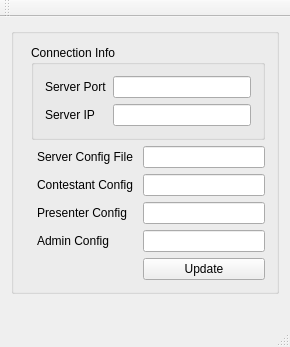
This is src/config_editor/server_editor.ui in trigger-happy/Cerberus as Qt 5 draws it before an edit. The edited form follows.
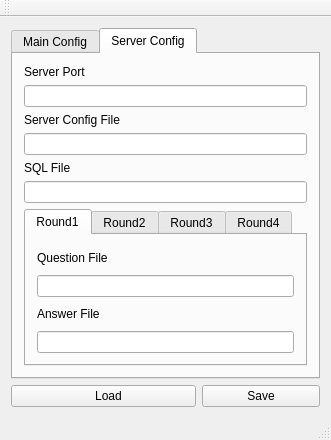
This is the edited form. The open tabs and pages were chosen to show the change.

Commit message: Edited UI. Added more components base on Jim's specs

Patch:
```diff
--- a/src/config_editor/server_editor.ui
+++ b/src/config_editor/server_editor.ui
@@ -6,114 +6,283 @@
    <rect>
     <x>0</x>
     <y>0</y>
-    <width>290</width>
-    <height>322</height>
+    <width>331</width>
+    <height>421</height>
    </rect>
   </property>
   <property name="windowTitle">
    <string>MainWindow</string>
   </property>
   <widget class="QWidget" name="centralWidget">
-   <layout class="QGridLayout" name="gridLayout_3">
-    <item row="0" column="0">
+   <layout class="QFormLayout" name="formLayout_3">
+    <property name="fieldGrowthPolicy">
+     <enum>QFormLayout::AllNonFixedFieldsGrow</enum>
+    </property>
+    <item row="0" column="0" colspan="2">
+     <widget class="QTabWidget" name="tabWidget">
+      <property name="currentIndex">
+       <number>0</number>
+      </property>
+      <widget class="QWidget" name="tab">
+       <attribute name="title">
+        <string>Main Config</string>
+       </attribute>
+       <layout class="QFormLayout" name="formLayout">
+        <item row="1" column="0" colspan="2">
+         <widget class="QLabel" name="error">
+          <property name="enabled">
+           <bool>true</bool>
+          </property>
+          <property name="text">
+           <string/>
+          </property>
+         </widget>
+        </item>
+        <item row="0" column="0" colspan="2">
      <widget class="QGroupBox" name="groupBox_2">
       <property name="title">
        <string/>
       </property>
-      <layout class="QGridLayout" name="gridLayout_2">
+          <layout class="QFormLayout" name="formLayout_2">
+           <property name="fieldGrowthPolicy">
+            <enum>QFormLayout::AllNonFixedFieldsGrow</enum>
+           </property>
+           <item row="0" column="0" colspan="2">
+            <widget class="QGroupBox" name="groupBox">
+             <property name="title">
+              <string>Connection Info</string>
+             </property>
+             <layout class="QGridLayout" name="gridLayout">
+              <item row="1" column="0">
+               <widget class="QLabel" name="label">
+                <property name="text">
+                 <string>Server Port</string>
+                </property>
+               </widget>
+              </item>
        <item row="2" column="0">
+               <widget class="QLabel" name="label_2">
+                <property name="text">
+                 <string>Server IP</string>
+                </property>
+               </widget>
+              </item>
+              <item row="2" column="1">
+               <widget class="QLineEdit" name="serverIP"/>
+              </item>
+              <item row="1" column="1">
+               <widget class="QLineEdit" name="serverPort1"/>
+              </item>
+             </layout>
+            </widget>
+           </item>
+           <item row="1" column="0" colspan="2">
         <widget class="Line" name="line">
          <property name="orientation">
           <enum>Qt::Horizontal</enum>
          </property>
         </widget>
        </item>
-       <item row="4" column="2">
-        <widget class="QLabel" name="label_3">
-         <property name="text">
-          <string>Server Config File</string>
-         </property>
-        </widget>
-       </item>
-       <item row="4" column="3">
-        <widget class="QLineEdit" name="serverConf"/>
-       </item>
-       <item row="9" column="3">
-        <widget class="QPushButton" name="pushButton">
-         <property name="text">
-          <string>Update</string>
-         </property>
-        </widget>
-       </item>
-       <item row="5" column="2">
+           <item row="2" column="0">
         <widget class="QLabel" name="label_4">
          <property name="text">
           <string>Contestant Config </string>
          </property>
         </widget>
        </item>
-       <item row="5" column="3">
+           <item row="3" column="0" colspan="2">
         <widget class="QLineEdit" name="constConf"/>
        </item>
-       <item row="7" column="2">
+           <item row="4" column="0">
         <widget class="QLabel" name="label_5">
          <property name="text">
           <string>Presenter Config</string>
          </property>
         </widget>
        </item>
-       <item row="7" column="3">
+           <item row="5" column="0" colspan="2">
         <widget class="QLineEdit" name="presenterConf"/>
        </item>
-       <item row="8" column="2">
+           <item row="6" column="0">
         <widget class="QLabel" name="label_6">
          <property name="text">
           <string>Admin Config</string>
          </property>
         </widget>
        </item>
-       <item row="8" column="3">
+           <item row="7" column="0" colspan="2">
         <widget class="QLineEdit" name="adminConf"/>
        </item>
-       <item row="2" column="1" rowspan="2" colspan="3">
-        <widget class="QGroupBox" name="groupBox">
-         <property name="title">
-          <string>Connection Info</string>
-         </property>
-         <layout class="QGridLayout" name="gridLayout">
-          <item row="1" column="0">
-           <widget class="QLabel" name="label">
+          </layout>
+         </widget>
+        </item>
+       </layout>
+      </widget>
+      <widget class="QWidget" name="tab_2">
+       <attribute name="title">
+        <string>Server Config</string>
+       </attribute>
+       <layout class="QVBoxLayout" name="verticalLayout_5">
+        <item>
+         <widget class="QLabel" name="label_16">
             <property name="text">
              <string>Server Port</string>
             </property>
            </widget>
           </item>
-          <item row="2" column="0">
-           <widget class="QLabel" name="label_2">
+        <item>
+         <widget class="QLineEdit" name="serverPort2"/>
+        </item>
+        <item>
+         <widget class="QLabel" name="label_3">
             <property name="text">
-             <string>Server IP</string>
+           <string>Server Config File</string>
             </property>
            </widget>
           </item>
-          <item row="2" column="1">
-           <widget class="QLineEdit" name="serverIP"/>
+        <item>
+         <widget class="QLineEdit" name="serverConf"/>
+        </item>
+        <item>
+         <widget class="QLabel" name="label_15">
+          <property name="text">
+           <string>SQL File</string>
+          </property>
+         </widget>
+        </item>
+        <item>
+         <widget class="QLineEdit" name="lineEdit"/>
+        </item>
+        <item>
+         <widget class="QTabWidget" name="tabWidget_2">
+          <property name="currentIndex">
+           <number>0</number>
+          </property>
+          <widget class="QWidget" name="tab_4">
+           <attribute name="title">
+            <string>Round1</string>
+           </attribute>
+           <layout class="QVBoxLayout" name="verticalLayout">
+            <item>
+             <widget class="QLabel" name="label_7">
+              <property name="text">
+               <string>Question File</string>
+              </property>
+             </widget>
+            </item>
+            <item>
+             <widget class="QLineEdit" name="q_rnd1"/>
+            </item>
+            <item>
+             <widget class="QLabel" name="label_8">
+              <property name="text">
+               <string>Answer File</string>
+              </property>
+             </widget>
+            </item>
+            <item>
+             <widget class="QLineEdit" name="a_rnd1"/>
+            </item>
+           </layout>
+          </widget>
+          <widget class="QWidget" name="tab_3">
+           <attribute name="title">
+            <string>Round2</string>
+           </attribute>
+           <layout class="QVBoxLayout" name="verticalLayout_4">
+            <item>
+             <widget class="QLabel" name="label_10">
+              <property name="text">
+               <string>Question File</string>
+              </property>
+             </widget>
+            </item>
+            <item>
+             <widget class="QLineEdit" name="q_rnd2"/>
+            </item>
+            <item>
+             <widget class="QLabel" name="label_9">
+              <property name="text">
+               <string>Answer File</string>
+              </property>
+             </widget>
+            </item>
+            <item>
+             <widget class="QLineEdit" name="a_rnd2"/>
+            </item>
+           </layout>
+          </widget>
+          <widget class="QWidget" name="tab_6">
+           <attribute name="title">
+            <string>Round3</string>
+           </attribute>
+           <layout class="QVBoxLayout" name="verticalLayout_3">
+            <item>
+             <widget class="QLabel" name="label_12">
+              <property name="text">
+               <string>Question File</string>
+              </property>
+             </widget>
+            </item>
+            <item>
+             <widget class="QLineEdit" name="q_rnd3"/>
+            </item>
+            <item>
+             <widget class="QLabel" name="label_11">
+              <property name="text">
+               <string>Answer File</string>
+              </property>
+             </widget>
+            </item>
+            <item>
+             <widget class="QLineEdit" name="a_rnd3"/>
+            </item>
+           </layout>
+          </widget>
+          <widget class="QWidget" name="tab_5">
+           <attribute name="title">
+            <string>Round4</string>
+           </attribute>
+           <layout class="QVBoxLayout" name="verticalLayout_2">
+            <item>
+             <widget class="QLabel" name="label_14">
+              <property name="text">
+               <string>Question File</string>
+              </property>
+             </widget>
+            </item>
+            <item>
+             <widget class="QLineEdit" name="q_rnd4"/>
+            </item>
+            <item>
+             <widget class="QLabel" name="label_13">
+              <property name="text">
+               <string>Answer File</string>
+              </property>
+             </widget>
+            </item>
+            <item>
+             <widget class="QLineEdit" name="a_rnd4"/>
+            </item>
+           </layout>
+          </widget>
+         </widget>
+        </item>
+       </layout>
+      </widget>
+     </widget>
+    </item>
+    <item row="1" column="0">
+     <widget class="QPushButton" name="load">
+      <property name="text">
+       <string>                        Load                     </string>
+      </property>
+     </widget>
           </item>
           <item row="1" column="1">
-           <widget class="QLineEdit" name="serverPort"/>
-          </item>
-         </layout>
-        </widget>
-       </item>
-      </layout>
-     </widget>
-    </item>
-    <item row="1" column="0">
-     <widget class="QLabel" name="error">
-      <property name="enabled">
-       <bool>true</bool>
-      </property>
+     <widget class="QPushButton" name="save">
       <property name="text">
-       <string/>
+       <string>Save</string>
       </property>
      </widget>
     </item>
```
Left out of the diff: 2 changed lines with no effect on the pictures. Lines whose indentation alone changed are shown as unchanged. The commit also changes 2 other files.
